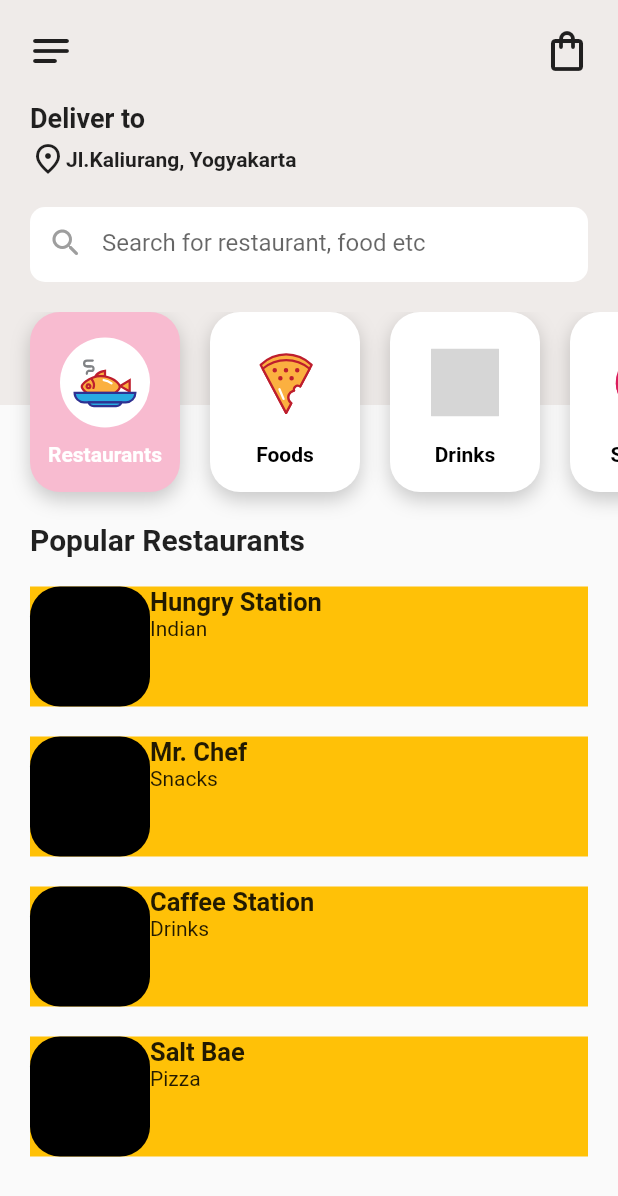
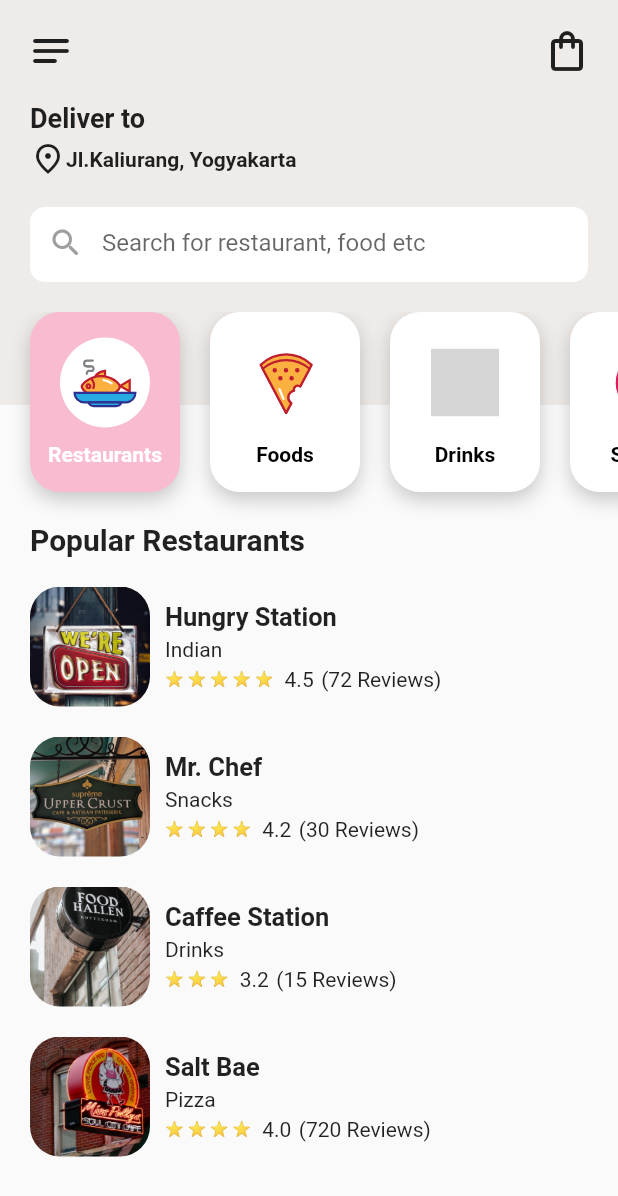
Before and after one commit to Reivu/food_delivery_ui, a Flutter app: the screen it shows after launch, on a phone screen of 412 x 824 dp. Shown: the top 1196 px of the screen. Run offline on Flutter 3.47's test engine with Material 2 defaults, Android fonts, the phone set to English and light mode, and no system bars; our stand-ins replace flutter_svg; grey boxes are pictures that could not be loaded.

Commit message:
Update
Restaurant List, Routes

```diff
--- a/lib/main.dart
+++ b/lib/main.dart
@@ -1,5 +1,5 @@
 import 'package:flutter/material.dart';
-import 'package:flutter_food_delivery_ui/screens/home_screen.dart';
+import 'package:flutter_food_delivery_ui/routes.dart';
 
 void main() => runApp(const MyApp());
 
@@ -11,7 +11,8 @@
     return const MaterialApp(
       debugShowCheckedModeBanner: false,
       title: 'Food Delivery App',
-      home: HomeScreen(),
+      initialRoute: '/',
+      onGenerateRoute: RoutesGenerator.generateRoutes,
     );
   }
 }
--- a/lib/routes.dart
+++ b/lib/routes.dart
@@ -0,0 +1,36 @@
+import 'package:flutter/material.dart';
+import 'package:flutter_food_delivery_ui/models/resto_model.dart';
+import 'package:flutter_food_delivery_ui/screens/home_screen.dart';
+import 'package:flutter_food_delivery_ui/screens/restaurant_screen.dart';
+
+class RoutesGenerator {
+  static Route<dynamic> generateRoutes(RouteSettings settings) {
+    final args = settings.arguments;
+    switch (settings.name) {
+      case '/':
+        return MaterialPageRoute(
+          builder: (_) => const HomeScreen(),
+        );
+      case '/restaurant':
+        if (args is Restaurants) {
+          return MaterialPageRoute(
+            builder: (_) => RestaurantScreen(restaurants: args),
+          );
+        }
+        return _error();
+      default:
+        return _error();
+    }
+  }
+
+//Error
+  static Route<dynamic> _error() {
+    return MaterialPageRoute(
+      builder: (_) => const Scaffold(
+        body: Center(
+          child: Text('ERROR!'),
+        ),
+      ),
+    );
+  }
+}
--- a/lib/screens/home_screen.dart
+++ b/lib/screens/home_screen.dart
@@ -18,9 +18,22 @@
     });
   }
 
+  _buildRatings(int rating) {
+    String stars = '';
+    for (int i = 0; i < rating; i++) {
+      stars += '⭐ ';
+    }
+    stars.trim();
+    return Text(
+      stars,
+      style: const TextStyle(
+        fontSize: 10.0,
+      ),
+    );
+  }
+
   @override
   Widget build(BuildContext context) {
-    // final size = MediaQuery.of(context).size;
     return Scaffold(
       body: SafeArea(
         child: Stack(
@@ -70,29 +83,55 @@
                     ),
                   ),
                 ),
-                Expanded(
+                _buildRestaurants()
+              ],
+            ),
+          ],
+        ),
+      ),
+    );
+  }
+
+  Widget _buildRestaurants() {
+    return Expanded(
       child: ListView.builder(
         physics: const BouncingScrollPhysics(),
         padding: const EdgeInsets.fromLTRB(20.0, 10.0, 20.0, 10.0),
         itemCount: restaurants.length,
         itemBuilder: (BuildContext context, int index) {
           Restaurants restaurant = restaurants[index];
-                      return Container(
+          return GestureDetector(
+            onTap: () {
+              Navigator.of(context).pushNamed(
+                '/restaurant',
+                arguments: restaurant,
+              );
+            },
+            child: Container(
               margin: const EdgeInsets.symmetric(vertical: 10.0),
               height: 80.0,
-                        color: Colors.amber,
+              // color: Colors.blue,
               child: Row(
                 children: [
                   Container(
                     height: 80.0,
                     width: 80.0,
                     decoration: BoxDecoration(
-                                color: Colors.black,
                       borderRadius: BorderRadius.circular(20.0),
                     ),
+                    child: ClipRRect(
+                      borderRadius: BorderRadius.circular(20.0),
+                      child: Image.asset(
+                        restaurant.imageUrl,
+                        fit: BoxFit.cover,
                       ),
-                            Column(
+                    ),
+                  ),
+                  Padding(
+                    padding: const EdgeInsets.all(10.0),
+                    child: Column(
                       crossAxisAlignment: CrossAxisAlignment.start,
+                      mainAxisAlignment: MainAxisAlignment.spaceBetween,
                       children: [
                         Text(
                           restaurant.name,
@@ -102,18 +141,25 @@
                           ),
                         ),
                         Text(restaurant.category),
+                        Row(
+                          children: [
+                            _buildRatings(restaurant.star),
+                            const SizedBox(width: 5.0),
+                            Text(restaurant.review.toString()),
+                            const SizedBox(width: 5.0),
+                            Text(
+                              '(${restaurant.comment.toString()} Reviews)',
+                            ),
                           ],
                         ),
                       ],
                     ),
-                      );
-                    },
-                  ),
-                )
-              ],
                   ),
                 ],
               ),
+            ),
+          );
+        },
       ),
     );
   }
@@ -218,10 +264,10 @@
                           borderRadius: BorderRadius.circular(30.0),
                         ),
                       ),
-                      SizedBox(
+                      SvgPicture.asset(
+                        menus.imgUrl,
+                        width: 45.0,
                         height: 45.0,
-                        width: 45.0,
-                        child: SvgPicture.asset(menus.imgUrl),
                       ),
                     ],
                   ),
--- /dev/null
+++ b/lib/screens/restaurant_screen.dart
@@ -0,0 +1,17 @@
+import 'package:flutter/material.dart';
+import 'package:flutter_food_delivery_ui/models/resto_model.dart';
+
+class RestaurantScreen extends StatelessWidget {
+  final Restaurants restaurants;
+  const RestaurantScreen({Key? key, required this.restaurants})
+      : super(key: key);
+
+  @override
+  Widget build(BuildContext context) {
+    return Scaffold(
+      body: SafeArea(
+        child: Text(restaurants.name),
+      ),
+    );
+  }
+}
```
Lines whose indentation alone changed are shown as unchanged.
